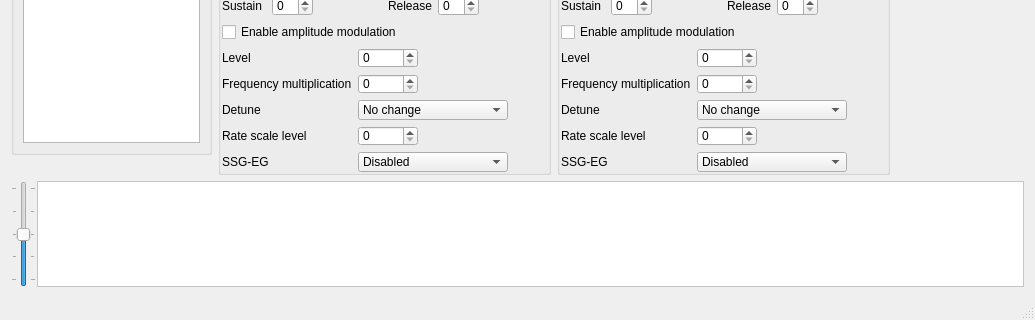
Qt form src/bank_editor.ui (Wohlstand/OPN2BankEditor) before a commit; both pictures show x 0 to 1035 and y 497 to 817 of the 1035 by 817 pixel window.
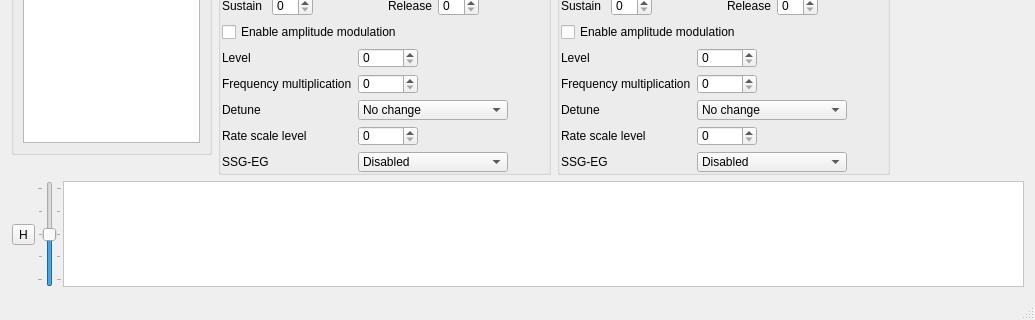
The same form after that commit. Icons and pictures are not drawn. Custom widgets are drawn as their Qt base class.

Commit message: midi: controller #64 hold pedal

Patch:
```diff
--- a/src/bank_editor.ui
+++ b/src/bank_editor.ui
@@ -3289,6 +3289,105 @@
       <property name="spacing">
        <number>1</number>
       </property>
+      <item>
+       <widget class="QFrame" name="frame_7">
+        <property name="sizePolicy">
+         <sizepolicy hsizetype="Maximum" vsizetype="Preferred">
+          <horstretch>0</horstretch>
+          <verstretch>0</verstretch>
+         </sizepolicy>
+        </property>
+        <layout class="QVBoxLayout" name="verticalLayout_14">
+         <property name="spacing">
+          <number>1</number>
+         </property>
+         <property name="leftMargin">
+          <number>0</number>
+         </property>
+         <property name="topMargin">
+          <number>0</number>
+         </property>
+         <property name="rightMargin">
+          <number>0</number>
+         </property>
+         <property name="bottomMargin">
+          <number>0</number>
+         </property>
+         <item>
+          <spacer name="verticalSpacer_4">
+           <property name="orientation">
+            <enum>Qt::Vertical</enum>
+           </property>
+           <property name="sizeHint" stdset="0">
+            <size>
+             <width>20</width>
+             <height>10</height>
+            </size>
+           </property>
+          </spacer>
+         </item>
+         <item>
+          <layout class="QHBoxLayout" name="horizontalLayout_18">
+           <property name="spacing">
+            <number>1</number>
+           </property>
+           <item>
+            <spacer name="horizontalSpacer_14">
+             <property name="orientation">
+              <enum>Qt::Horizontal</enum>
+             </property>
+             <property name="sizeHint" stdset="0">
+              <size>
+               <width>1</width>
+               <height>20</height>
+              </size>
+             </property>
+            </spacer>
+           </item>
+           <item>
+            <widget class="QToolButton" name="holdButton">
+             <property name="toolTip">
+              <string>Hold</string>
+             </property>
+             <property name="text">
+              <string>H</string>
+             </property>
+             <property name="checkable">
+              <bool>true</bool>
+             </property>
+            </widget>
+           </item>
+           <item>
+            <spacer name="horizontalSpacer_15">
+             <property name="orientation">
+              <enum>Qt::Horizontal</enum>
+             </property>
+             <property name="sizeHint" stdset="0">
+              <size>
+               <width>1</width>
+               <height>20</height>
+              </size>
+             </property>
+            </spacer>
+           </item>
+          </layout>
+         </item>
+         <item>
+          <spacer name="verticalSpacer_3">
+           <property name="orientation">
+            <enum>Qt::Vertical</enum>
+           </property>
+           <property name="sizeHint" stdset="0">
+            <size>
+             <width>20</width>
+             <height>10</height>
+            </size>
+           </property>
+          </spacer>
+         </item>
+        </layout>
+       </widget>
+      </item>
       <item>
        <widget class="QSlider" name="pitchBendSlider">
         <property name="focusPolicy">
@@ -3313,6 +3412,12 @@
       </item>
       <item>
        <widget class="Piano" name="piano">
+        <property name="sizePolicy">
+         <sizepolicy hsizetype="MinimumExpanding" vsizetype="Preferred">
+          <horstretch>0</horstretch>
+          <verstretch>0</verstretch>
+         </sizepolicy>
+        </property>
         <property name="minimumSize">
          <size>
           <width>0</width>
```
The commit also changes 6 other files.
